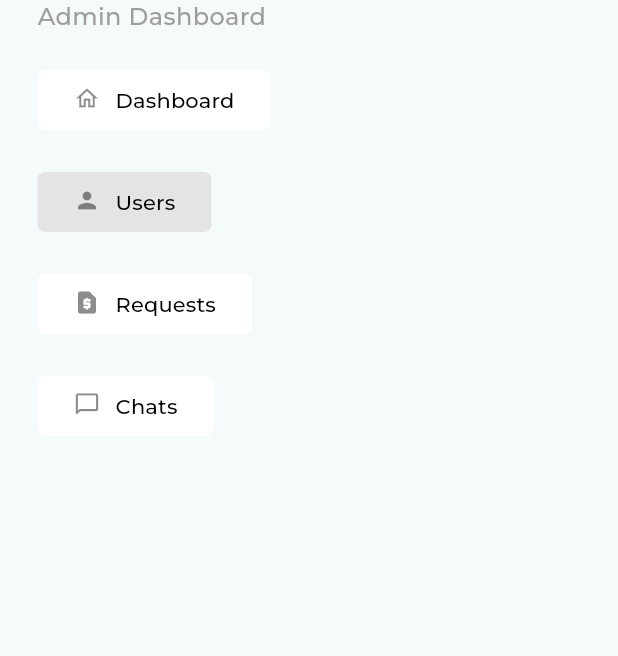
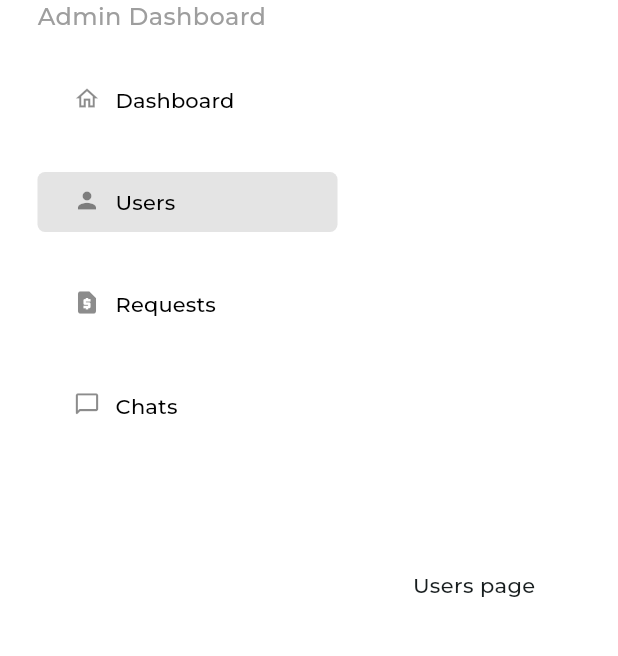
Before and after one commit to SherazAli-67/hitch-admin-panel, a Flutter app: the screen it shows after launch, after a tap on "Users", on a phone screen of 412 x 824 dp, the part 92-748 px from its top. Run offline on Flutter 3.47's test engine with Material 3 defaults, Android fonts, the phone set to English and light mode, and no system bars; our stand-ins replace firebase_core; accounts and stored records are empty; project files that could hold a hidden picture were left out.

Commit message:
Hitch Admin Panel
1. Main Menu Pages set

```diff
--- a/lib/main.dart
+++ b/lib/main.dart
@@ -20,7 +20,8 @@ class MyApp extends StatelessWidget {
       title: appTitle,
       theme: ThemeData(
         colorScheme: ColorScheme.fromSeed(seedColor: Colors.white),
-        fontFamily: appFontFamilyMontserrat
+        fontFamily: appFontFamilyMontserrat,
+        scaffoldBackgroundColor: Colors.white
       ),
       home: Scaffold(
         body: HomeDesktopPage()
--- /dev/null
+++ b/lib/src/features/chats_page.dart
@@ -0,0 +1,13 @@
+import 'package:flutter/cupertino.dart';
+import 'package:hitch_tracker/src/res/app_colors.dart';
+import 'package:hitch_tracker/src/res/app_textstyles.dart';
+
+class ChatsPage extends StatelessWidget{
+  const ChatsPage({super.key});
+
+  @override
+  Widget build(BuildContext context) {
+    return Center(child: Text("Chats page"),);
+  }
+
+}
--- /dev/null
+++ b/lib/src/features/dashboard_page.dart
@@ -0,0 +1,32 @@
+import 'package:flutter/cupertino.dart';
+import 'package:hitch_tracker/src/res/app_colors.dart';
+import 'package:hitch_tracker/src/res/app_textstyles.dart';
+
+class DashboardPage extends StatelessWidget{
+  const DashboardPage({super.key});
+
+  @override
+  Widget build(BuildContext context) {
+    return Column(
+      children: [
+        Row(
+          children: [
+            Container(
+              decoration: BoxDecoration(
+                color: AppColors.textFieldFillColor,
+                borderRadius: BorderRadius.circular(10)
+              ),
+              padding: EdgeInsets.all(15),
+              child: Column(
+                children: [
+                  Text("Users", style: AppTextStyles.regularTextStyle,)
+                ],
+              ),
+            )
+          ],
+        )
+      ],
+    );
+  }
+
+}
--- /dev/null
+++ b/lib/src/features/requests_page.dart
@@ -0,0 +1,13 @@
+import 'package:flutter/cupertino.dart';
+import 'package:hitch_tracker/src/res/app_colors.dart';
+import 'package:hitch_tracker/src/res/app_textstyles.dart';
+
+class RequestsPage extends StatelessWidget{
+  const RequestsPage({super.key});
+
+  @override
+  Widget build(BuildContext context) {
+    return Center(child: Text("Requests page"),);
+  }
+
+}
--- /dev/null
+++ b/lib/src/features/users_page.dart
@@ -0,0 +1,13 @@
+import 'package:flutter/cupertino.dart';
+import 'package:hitch_tracker/src/res/app_colors.dart';
+import 'package:hitch_tracker/src/res/app_textstyles.dart';
+
+class UsersPage extends StatelessWidget{
+  const UsersPage({super.key});
+
+  @override
+  Widget build(BuildContext context) {
+    return Center(child: Text("Users page"),);
+  }
+
+}
--- a/lib/src/home_desktop_page.dart
+++ b/lib/src/home_desktop_page.dart
@@ -1,4 +1,8 @@
 import 'package:flutter/material.dart';
+import 'package:hitch_tracker/src/features/chats_page.dart';
+import 'package:hitch_tracker/src/features/dashboard_page.dart';
+import 'package:hitch_tracker/src/features/requests_page.dart';
+import 'package:hitch_tracker/src/features/users_page.dart';
 import 'package:hitch_tracker/src/providers/main_menu_tabchange_provider.dart';
 import 'package:hitch_tracker/src/res/app_colors.dart';
 import 'package:hitch_tracker/src/res/app_textstyles.dart';
@@ -24,12 +28,15 @@ class HomeDesktopPage extends StatelessWidget{
               ],
             ),
             Expanded(
-              child: Row(
-                children: [
-                  Consumer<MainMenUTabChangeProvider>(
+              child: Consumer<MainMenUTabChangeProvider>(
                 builder: (_, provider, _) {
                   int selectedIndex = provider.currentIndex;
-                      return Column(
+                  return Row(
+                    spacing: 20,
+                    children: [
+                      SizedBox(
+                        width: 200,
+                        child: Column(
                           spacing: 20,
                           crossAxisAlignment: CrossAxisAlignment.start,
                           children: [
@@ -39,10 +46,12 @@ class HomeDesktopPage extends StatelessWidget{
                             _buildMenuItemWidget(icon: Icons.chat_bubble_outline_rounded, title: "Chats", onTap: (){},  tabIndex: 3, selectedIndex: selectedIndex,  provider: provider),
 
                           ],
+                        )
+                      ),
+                      Expanded(child: _buildMenuPageWidget(selectedIndex))
+                    ],
                   );
                 }
-                  )
-                ],
               ),
             )
           ],
@@ -74,4 +83,20 @@ class HomeDesktopPage extends StatelessWidget{
     ));
   }
 
+  _buildMenuPageWidget(int selectedIndex) {
+    switch(selectedIndex){
+      case 0:
+        return DashboardPage();
+
+      case 1:
+        return UsersPage();
+
+      case 2:
+        return RequestsPage();
+
+      case 3:
+        return ChatsPage();
     }
+  }
+
+}
```
Lines whose indentation alone changed are shown as unchanged.
